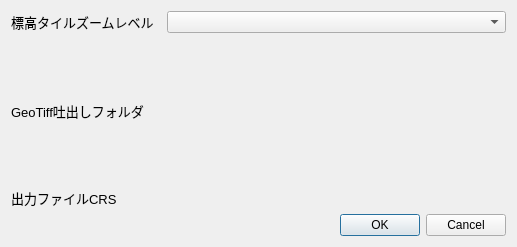
This is elevation_tile_for_jp_dialog_base.ui in MIERUNE/ElevationTile4JP as Qt 5 draws it before an edit. The edited form follows.
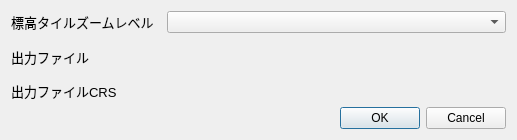
This is the edited form. Custom widgets are drawn as their Qt base class.

Commit message: UIの配置を調整、ラベルの文言を修正

Diff of the .ui file:
```diff
--- a/elevation_tile_for_jp_dialog_base.ui
+++ b/elevation_tile_for_jp_dialog_base.ui
@@ -7,7 +7,7 @@
     <x>0</x>
     <y>0</y>
     <width>517</width>
-    <height>247</height>
+    <height>140</height>
    </rect>
   </property>
   <property name="windowTitle">
@@ -70,7 +70,7 @@
         </font>
        </property>
        <property name="text">
-        <string>GeoTiff吐出しフォルダ</string>
+        <string>出力ファイル</string>
        </property>
       </widget>
      </item>
```
